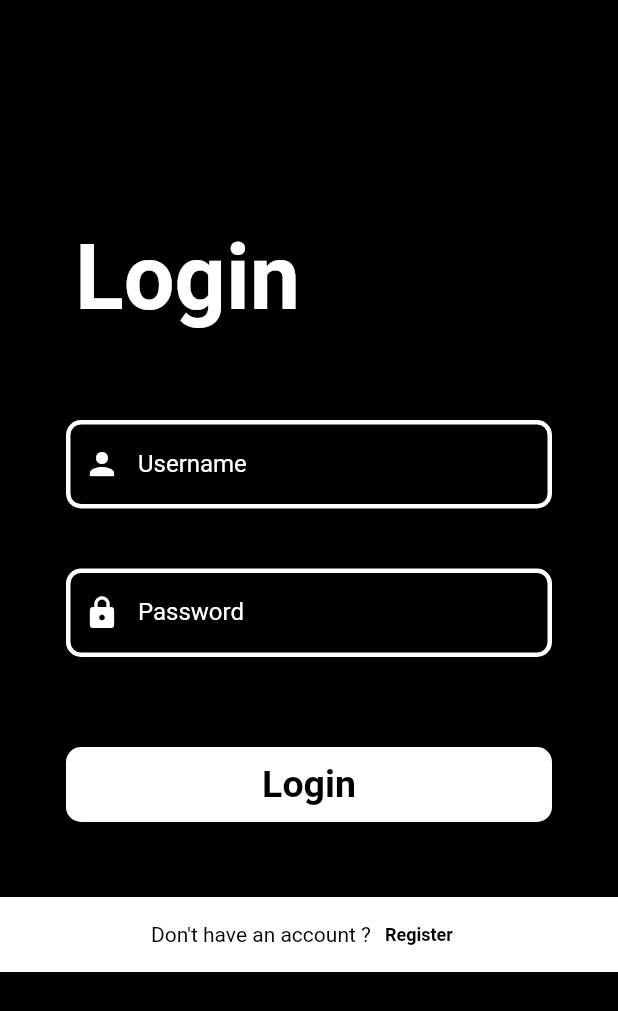
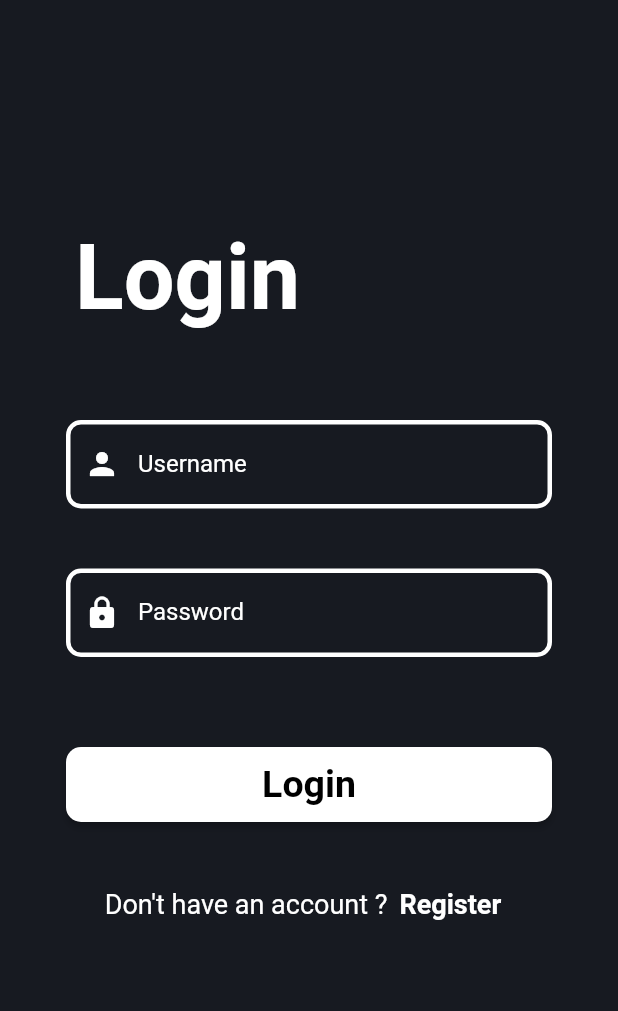
Before and after one commit to gilangTA/giltzyFlutter, a Flutter app: the screen it shows after launch, on a phone screen of 412 x 824 dp. Shown: the top 1011 px of the screen. Run offline on Flutter 3.47's test engine with Material 2 defaults, Android fonts, the phone set to English and light mode, and no system bars; our stand-ins replace firebase_core, firebase_database, fl_chart, google_fonts, shared_preferences; accounts and stored records are empty.

Commit message:
Bismillah LAst

```diff
--- a/lib/AboutPage.dart
+++ b/lib/AboutPage.dart
@@ -11,7 +11,7 @@ class AboutPage extends StatelessWidget {
           appBar: AppBar(
             title: Text("About"),
           ),
-          backgroundColor: Colors.black,
+          backgroundColor: Color.fromRGBO(23, 26, 33, 1),
           body: Center(
             child: SingleChildScrollView(
               child: Column(
--- a/lib/InputHistoryPage.dart
+++ b/lib/InputHistoryPage.dart
@@ -32,9 +32,9 @@ class _InputHistoryPageState extends State<InputHistoryPage> {
     return MaterialApp(
       home: SafeArea(
         child: Scaffold(
-          backgroundColor: Colors.black,
+          backgroundColor: Color.fromRGBO(23, 26, 33, 1),
           appBar: AppBar(
-            title: Text("GilTzy"),
+            title: Text("Input History"),
           ),
           body: SingleChildScrollView(
             child: Column(
--- a/lib/InputStatistic.dart
+++ b/lib/InputStatistic.dart
@@ -18,7 +18,7 @@ class _InputStatisticState extends State<InputStatistic> {
 
     return MaterialApp(
       home: Scaffold(
-        backgroundColor: Colors.black,
+        backgroundColor: Color.fromRGBO(23, 26, 33, 1),
         appBar: AppBar(
           title: Text("Input Statistic"),
         ),
--- a/lib/LoginPage.dart
+++ b/lib/LoginPage.dart
@@ -1,4 +1,5 @@
 import 'package:flutter/material.dart';
+import 'package:google_fonts/google_fonts.dart';
 import 'package:shared_preferences/shared_preferences.dart';
 import 'package:tugas_akhir/ModelLogin.dart';
 import 'package:tugas_akhir/ProgressHUDLogin.dart';
@@ -49,7 +50,7 @@ class _LoginPageState extends State<LoginPage> {
     return MaterialApp(
       home: SafeArea(
         child: Scaffold(
-          backgroundColor: Colors.black,
+          backgroundColor: Color.fromRGBO(23, 26, 33, 1),
           body: SingleChildScrollView(
             child: Form(
               key: globalFormKey,
@@ -61,7 +62,7 @@ class _LoginPageState extends State<LoginPage> {
                     child: Text(
                       "Login",
                       textAlign: TextAlign.right,
-                      style: TextStyle(
+                      style: GoogleFonts.roboto(
                           fontSize: 60,
                           color: Colors.white,
                           fontWeight: FontWeight.w700),
@@ -76,7 +77,7 @@ class _LoginPageState extends State<LoginPage> {
                       ),
                       decoration: InputDecoration(
                         labelText: "Username",
-                        labelStyle: TextStyle(color: Colors.white),
+                        labelStyle: GoogleFonts.roboto(color: Colors.white),
                         prefixIcon: Icon(
                           Icons.person,
                           color: Colors.white,
@@ -100,7 +101,7 @@ class _LoginPageState extends State<LoginPage> {
                       ),
                       decoration: InputDecoration(
                         labelText: "Password",
-                        labelStyle: TextStyle(color: Colors.white),
+                        labelStyle: GoogleFonts.roboto(color: Colors.white),
                         prefixIcon: Icon(
                           Icons.lock,
                           color: Colors.white,
@@ -170,7 +171,7 @@ class _LoginPageState extends State<LoginPage> {
                         },
                         child: Text(
                           "Login",
-                          style: TextStyle(
+                          style: GoogleFonts.roboto(
                             fontSize: 25,
                             fontWeight: FontWeight.bold,
                           ),
@@ -179,25 +180,25 @@ class _LoginPageState extends State<LoginPage> {
                     ),
                   ),
                   Container(
-                    margin: EdgeInsets.only(top: 50),
                     height: 50,
-                    color: Colors.white,
-                    alignment: Alignment.center,
+                    margin: EdgeInsets.only(top: 30),
+                    // color: Color.fromRGBO(26, 42, 60, 1),
                     child: Row(
                       mainAxisAlignment: MainAxisAlignment.center,
                       children: [
                         Text(
                           "Don't have an account ?",
-                          style: TextStyle(
-                            color: Colors.black,
-                          ),
+                          style: GoogleFonts.roboto(
+                              color: Colors.white, fontSize: 18),
                         ),
                         const SizedBox(
                           height: 30,
                         ),
                         TextButton(
                           style: TextButton.styleFrom(
-                            textStyle: const TextStyle(fontSize: 12),
+                            textStyle: const TextStyle(
+                              fontSize: 18,
+                            ),
                           ),
                           onPressed: () {
                             Navigator.push(
@@ -209,8 +210,8 @@ class _LoginPageState extends State<LoginPage> {
                           },
                           child: Text(
                             'Register',
-                            style: TextStyle(
-                              color: Colors.black,
+                            style: GoogleFonts.roboto(
+                              color: Colors.white,
                               fontWeight: FontWeight.bold,
                             ),
                           ),
--- a/lib/main.dart
+++ b/lib/main.dart
@@ -1,7 +1,6 @@
 import 'dart:io';
 import 'package:firebase_core/firebase_core.dart';
 import 'package:flutter/material.dart';
-import 'package:tugas_akhir/ChatPage.dart';
 
 import 'package:tugas_akhir/LoginPage.dart';
 import 'package:tugas_akhir/RegisterPage.dart';
@@ -42,6 +41,7 @@ class _GiltzyState extends State<Giltzy> {
   @override
   Widget build(BuildContext context) {
     return MaterialApp(
+      theme: ThemeData(fontFamily: 'Roboto'),
       home: LoginPage(),
       routes: {
         '/login': (context) => LoginPage(),
--- a/pubspec.yaml
+++ b/pubspec.yaml
@@ -34,6 +34,7 @@ dependencies:
   fl_chart: ^0.40.0
   firebase_database: ^9.0.6
   firebase_core: ^1.12.0
+  google_fonts: ^2.3.1
 
 
 dev_dependencies:
```
Also changed, not shown: lib/ChatPage.dart (+14 -10 lines), lib/HistoryPage.dart (+14 -3 lines), lib/HomePage.dart (+33 -4 lines), lib/Navbar.dart (+4 -4 lines), lib/ProfilePage.dart (+3 -4 lines), lib/RegisterPage.dart (+9 -9 lines), lib/StatisticPage.dart (+32 -8 lines), pubspec.lock, 8 other files.
